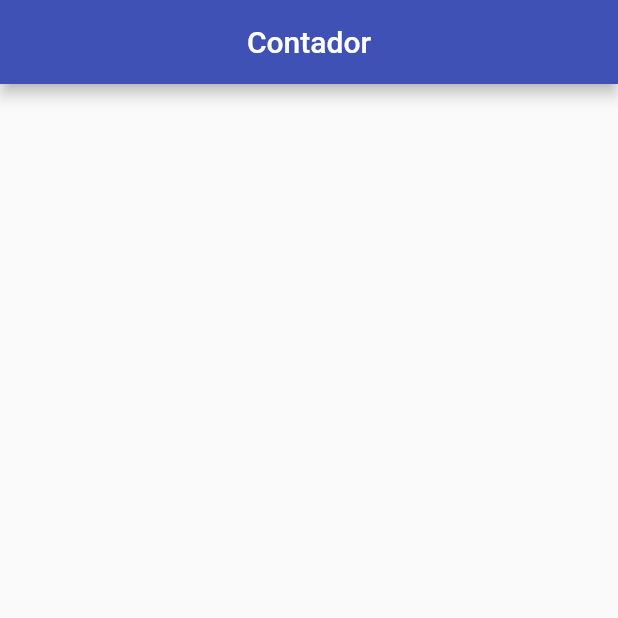
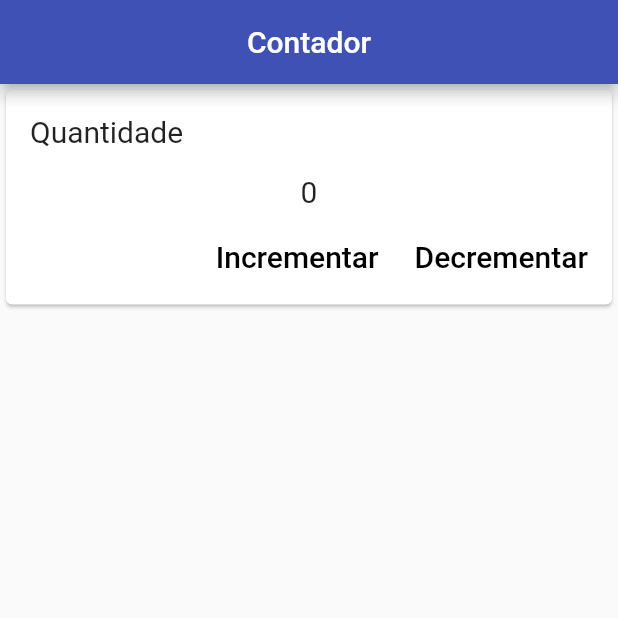
Before and after one commit to MauricioFe/ExercicioaFlutterIGTI, a Flutter app: the screen it shows after launch, on a phone screen of 412 x 824 dp, the top half of it. Run offline on Flutter 3.47's test engine with Material 2 defaults, Android fonts, the phone set to English and light mode, and no system bars.

Commit message:
Trabalhando com os estados da aplicação do flutter.

```diff
--- a/contador/lib/contador.dart
+++ b/contador/lib/contador.dart
@@ -7,6 +7,20 @@ class Contador extends StatefulWidget {
 }
 
 class _ContadorState extends State<Contador> {
+  var quantidade = 0;
+
+  incrementar() {
+    setState(() {
+      quantidade++;
+    });
+  }
+
+  decrementar() {
+    setState(() {
+      quantidade--;
+    });
+  }
+
   @override
   Widget build(BuildContext context) {
     return Scaffold(
@@ -17,9 +31,39 @@ class _ContadorState extends State<Contador> {
         ),
         body: ListView(
           children: <Widget>[
-
+            Card(
+              child: Column(
+                children: <Widget>[
+                  ListTile(
+                    title: Text(
+                      "Quantidade",
+                      style: TextStyle(fontSize: 20),
+                    ),
+                  ),
+                  Text(
+                    "$quantidade",
+                    style: TextStyle(fontSize: 20),
+                  ),
+                  ButtonBar(
+                    children: <Widget>[
+                      FlatButton(
+                          onPressed: incrementar,
+                          child: Text(
+                            "Incrementar",
+                            style: TextStyle(fontSize: 20),
+                          )),
+                      FlatButton(
+                          onPressed: decrementar,
+                          child: Text(
+                            "Decrementar",
+                            style: TextStyle(fontSize: 20),
+                          ))
                     ],
-      )
-    );
+                  ),
+                ],
+              ),
+            ),
+          ],
+        ));
   }
 }
```
Lines whose indentation alone changed are shown as unchanged.
